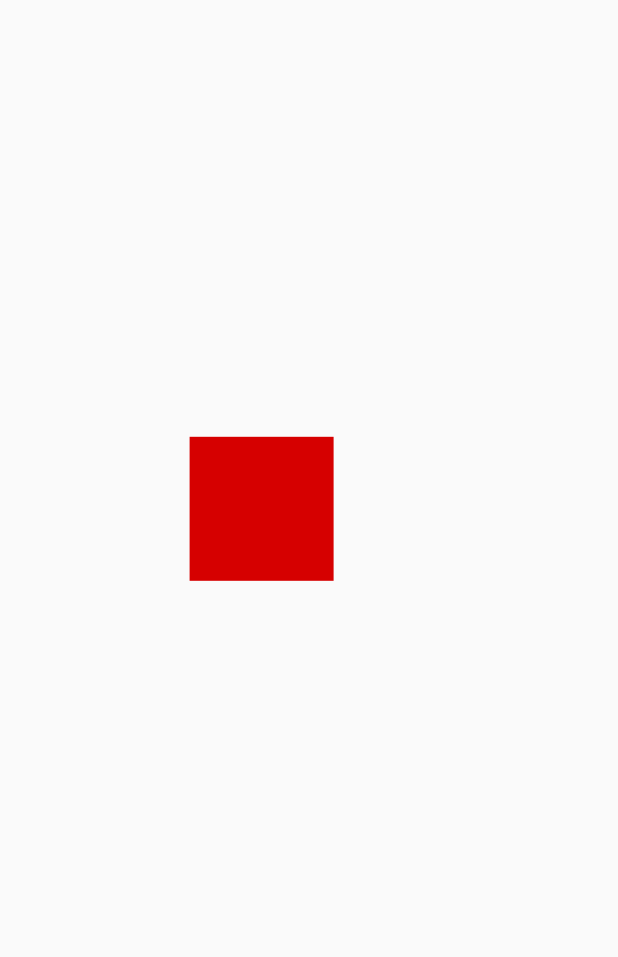
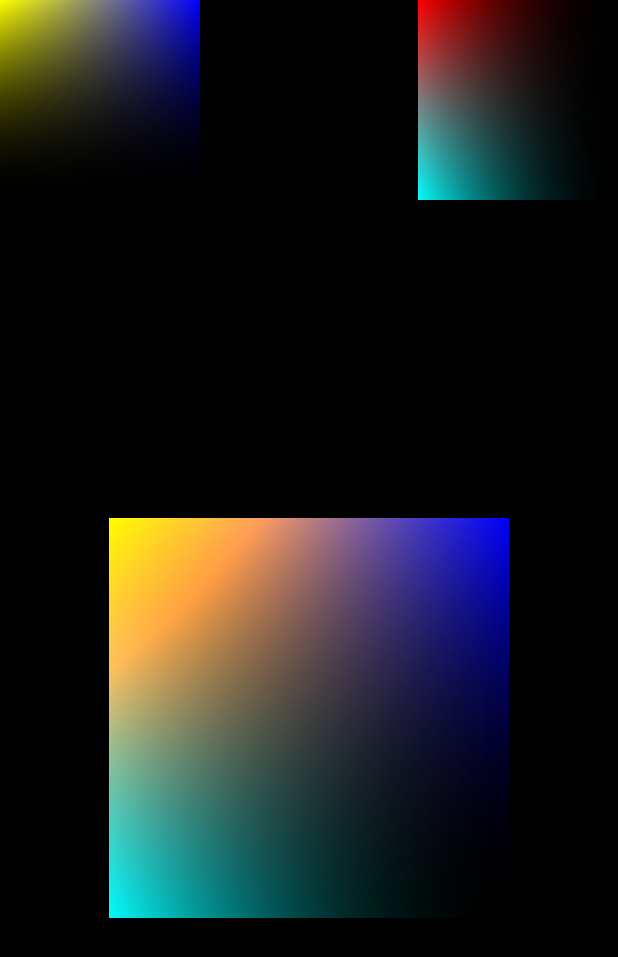
Before and after one commit to Android-SKY/CustomView, an Android app: the screen it shows after launch (MainActivity), on a phone screen of 412 x 824 dp. Shown: the top 957 px of the screen. Run offline under Robolectric (Android 15) with nearby library versions, the phone set to English and light mode, and no system bars.

Commit message:
绘制图形代码

```diff
--- a/app/src/main/java/customview/lukfook/com/customview/activities/MainActivity.java
+++ b/app/src/main/java/customview/lukfook/com/customview/activities/MainActivity.java
@@ -3,15 +3,16 @@ package customview.lukfook.com.customview.activities;
 import android.os.Bundle;
 import android.support.v7.app.AppCompatActivity;
 
-import customview.lukfook.com.customview.views.CustomView;
 import customview.lukfook.com.customview.R;
+import customview.lukfook.com.customview.views.PorterDuffView;
 
 public class MainActivity extends AppCompatActivity {
 
     //我们自定义的View
-    private CustomView mCustomView;
+//    private CustomView mCustomView;
+    private PorterDuffView mPorterDuffView;
     //半径值
-    private int radiu;
+//    private int radiu;
 
 
     @Override
@@ -20,7 +21,8 @@ public class MainActivity extends AppCompatActivity {
         setContentView(R.layout.activity_main);
 
         //获取控件
-        mCustomView = (CustomView) findViewById(R.id.main_cv);
+//        mCustomView = (CustomView) findViewById(R.id.main_cv);
+        mPorterDuffView = (PorterDuffView) findViewById(R.id.main_pdv);
 
         /**
          * 开线程
--- a/app/src/main/java/customview/lukfook/com/customview/views/PorterDuffView.java
+++ b/app/src/main/java/customview/lukfook/com/customview/views/PorterDuffView.java
@@ -24,9 +24,9 @@ public class PorterDuffView extends View {
     private static final PorterDuff.Mode MODE = PorterDuff.Mode.ADD;
 
     //左右上方示例渐变正方形的尺寸大小
-    private static final int RECT_SIZE_SMALL = 400;
+    private static final int RECT_SIZE_SMALL = 200;
     //中间测试渐变正方形的尺寸大小
-    private static final int RECT_SIZE_BIG = 800;
+    private static final int RECT_SIZE_BIG = 400;
 
     //画笔
     private Paint mPaint;
@@ -88,5 +88,39 @@ public class PorterDuffView extends View {
 
         //设置画布颜色为黑色以便我们更好地观察
         canvas.drawColor(Color.BLACK);
+
+        //设置业务对象尺寸值计算生成左右上方的渐变正方形
+        porterDuffBO.setSize(RECT_SIZE_SMALL);
+
+        /**
+         * 画出左右上方两个正方形
+         * 其中左边的为src右边的为dis
+         */
+        canvas.drawBitmap(porterDuffBO.initSrcBitmap(), s_l, s_t, mPaint);
+        canvas.drawBitmap(porterDuffBO.initDisBitmap(), d_l, d_t, mPaint);
+
+        /**
+         * 将绘制操作保存到新的图层（更官方的说法应该是离屏缓存）
+         */
+        int sc = canvas.saveLayer(0, 0, screenW, screenH, null, Canvas.ALL_SAVE_FLAG);
+
+        //重新设置业务对象尺寸值计算生成中间的渐变正方形
+        porterDuffBO.setSize(RECT_SIZE_BIG);
+
+        //先绘制dis目标图
+        canvas.drawBitmap(porterDuffBO.initDisBitmap(), rectX, rectY, mPaint);
+
+        //设置混合模式
+        mPaint.setXfermode(porterDuffXfermode);
+
+        //再绘制src源图
+        canvas.drawBitmap(porterDuffBO.initSrcBitmap(), rectX, rectY, mPaint);
+
+        //还原混合模式
+        mPaint.setXfermode(null);
+
+        //还原画布
+        canvas.restoreToCount(sc);
+
     }
 }
--- a/app/src/main/res/layout/activity_main.xml
+++ b/app/src/main/res/layout/activity_main.xml
@@ -5,8 +5,8 @@
     android:layout_height="match_parent"
     android:orientation="vertical">
 
-    <customview.lukfook.com.customview.views.CustomView
-        android:id="@+id/main_cv"
+    <customview.lukfook.com.customview.views.PorterDuffView
+        android:id="@+id/main_pdv"
         android:layout_width="match_parent"
         android:layout_height="match_parent" />
 </LinearLayout>
```
